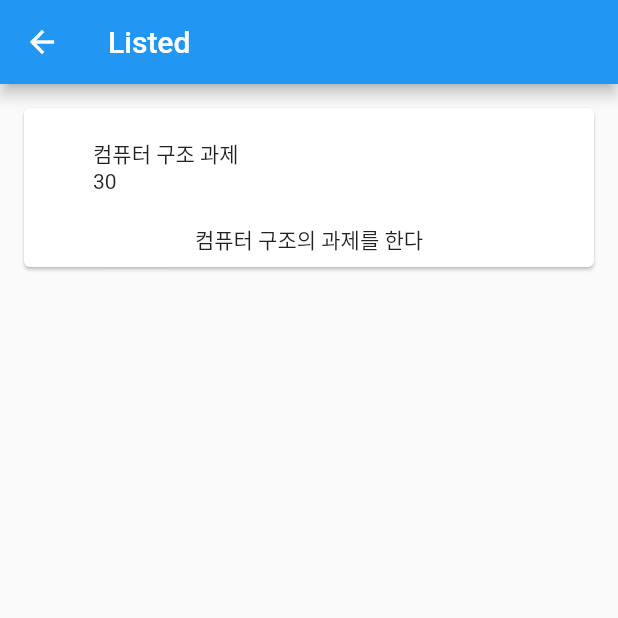
After one commit to bbangnambong/scheduler_app, a Flutter app: the screen it shows after launch, item 2 of the bottom bar chosen, on a phone screen of 412 x 824 dp, the top half of it. The commit adds this screen. Run offline on Flutter 3.47's test engine with Material 2 defaults, Android fonts, the phone set to English and light mode, and no system bars; drawn by our look-alikes of getwidget; our stand-ins replace sqflite; accounts and stored records are empty.

Commit message:
add sqlite, but not finished

```diff
--- /dev/null
+++ b/lib/listed.dart
@@ -0,0 +1,47 @@
+import 'dart:io';
+
+import 'package:flutter/cupertino.dart';
+import 'package:flutter/material.dart';
+import 'package:getwidget/getwidget.dart';
+import 'package:schedulcok/DBhelper.dart';
+import 'package:schedulcok/schedule.dart';
+
+class Listed extends StatelessWidget {
+  List<Schedule> scheduleInfo = [
+    Schedule(
+      title: "컴퓨터 구조 과제",
+      difficulty: 30,
+      content: "컴퓨터 구조의 과제를 한다",
+      date: DateTime.now().toString(),
+    )
+  ];
+  @override
+  Widget build(BuildContext context) {
+    return Scaffold(
+      appBar: Platform.isIOS
+          ? CupertinoNavigationBar(
+              middle: Text("Listed"),
+            )
+          : AppBar(
+              title: Text("Listed"),
+            ),
+      body: ListView.builder(
+        itemCount: scheduleInfo.length,
+        itemBuilder: (BuildContext context, int index) {
+          return GFCard(
+            title: GFListTile(
+              title: Text(scheduleInfo[index].title),
+              subtitle: Text(scheduleInfo[index].difficulty.toString()),
+            ),
+            content: Text(scheduleInfo[index].content),
+          );
+        },
+      ),
+    );
+  }
+}
+
+resc() async {
+  List<Schedule> scin = await DBhelper().readAllSchedule();
+  return scin;
+}
--- /dev/null
+++ b/lib/schedule.dart
@@ -0,0 +1,17 @@
+class Schedule {
+  final String title;
+  final int difficulty;
+  final String content;
+  final String date;
+
+  Schedule({this.title, this.difficulty, this.content, this.date});
+
+  Map<String, dynamic> toMap() {
+    return {
+      'title': title,
+      'difficulty': difficulty,
+      'content': content,
+      'date': date,
+    };
+  }
+}
--- a/pubspec.yaml
+++ b/pubspec.yaml
@@ -29,6 +29,9 @@ dependencies:
   # Use with the CupertinoIcons class for iOS style icons.
   cupertino_icons: ^1.0.2
   getwidget: ^1.1.0
+  path_provider: ^2.0.1
+  sqflite: ^2.0.0+3
+  path: ^1.8.0
 
 dev_dependencies:
   flutter_test:
```
Also changed, not shown: lib/DBhelper.dart (added, +91 -0 lines), lib/add_new.dart (added, +74 -0 lines), lib/root_app.dart (+12 -2 lines), pubspec.lock, 6 other files.
